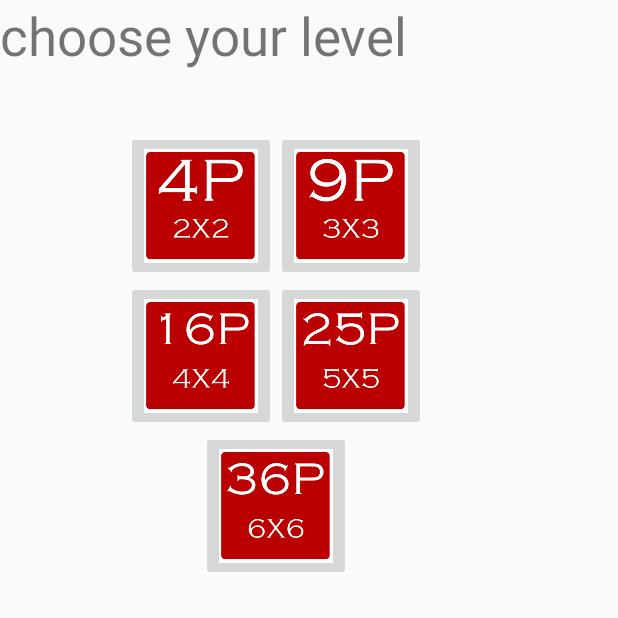
After one commit to noukaza/puzzle-taquin, an Android app: the Level screen opened directly, with no data from a screen before it, on a phone screen of 412 x 824 dp, the top half of it. The commit adds this screen. Run offline under Robolectric (Android 15) with nearby library versions, the phone set to English and light mode, and no system bars.

Commit message:
add level

```diff
--- a/app/src/main/java/upec/projetandroid2017_2018/MainActivity.java
+++ b/app/src/main/java/upec/projetandroid2017_2018/MainActivity.java
@@ -27,7 +27,7 @@ public class MainActivity extends AppCompatActivity {
 
     public void letsGo(View view) {
         VibrationAndClicSound();
-        intent = new Intent(MainActivity.this,GameActivity.class);
+        intent = new Intent(MainActivity.this,Level.class);
         startActivity(intent);
     }
 
--- /dev/null
+++ b/app/src/main/res/layout/activity_level.xml
@@ -0,0 +1,94 @@
+<?xml version="1.0" encoding="utf-8"?>
+<android.support.constraint.ConstraintLayout xmlns:android="http://schemas.android.com/apk/res/android"
+    xmlns:app="http://schemas.android.com/apk/res-auto"
+    xmlns:tools="http://schemas.android.com/tools"
+    android:layout_width="match_parent"
+    android:layout_height="match_parent"
+    tools:context="upec.projetandroid2017_2018.Level">
+
+
+    <LinearLayout
+        android:layout_width="368dp"
+        android:layout_height="wrap_content"
+        android:gravity="center"
+        android:orientation="vertical"
+        tools:ignore="MissingConstraints"
+        tools:layout_editor_absoluteX="8dp"
+        tools:layout_editor_absoluteY="8dp">
+
+        <TextView
+            android:id="@+id/txtLevel"
+            android:layout_width="match_parent"
+            android:layout_height="wrap_content"
+            android:text="choose your level "
+            android:textSize="35dp" />
+
+        <LinearLayout
+            android:layout_width="wrap_content"
+            android:layout_height="wrap_content"
+            android:layout_marginTop="40dp"
+            android:orientation="horizontal">
+
+            <ImageButton
+                android:id="@+id/level1"
+                android:layout_width="100dp"
+                android:layout_height="100dp"
+                android:layout_weight="1"
+                android:onClick="selectLevel"
+
+                android:scaleType="centerInside"
+                app:srcCompat="@drawable/level1" />
+
+            <ImageButton
+                android:id="@+id/level2"
+                android:layout_width="100dp"
+                android:layout_height="100dp"
+                android:layout_weight="1"
+
+                android:onClick="selectLevel"
+                android:scaleType="centerInside"
+                app:srcCompat="@drawable/level2" />
+
+
+        </LinearLayout>
+
+        <LinearLayout
+            android:layout_width="wrap_content"
+            android:layout_height="wrap_content"
+            android:orientation="horizontal">
+
+            <ImageButton
+                android:id="@+id/level3"
+                android:layout_width="100dp"
+                android:layout_height="100dp"
+                android:layout_weight="1"
+                android:onClick="selectLevel"
+                android:scaleType="centerInside"
+                app:srcCompat="@drawable/level3" />
+
+            <ImageButton
+                android:id="@+id/level4"
+                android:layout_width="100dp"
+                android:layout_height="100dp"
+                android:layout_weight="1"
+                android:onClick="selectLevel"
+                android:scaleType="centerInside"
+                app:srcCompat="@drawable/level4" />
+        </LinearLayout>
+
+        <LinearLayout
+            android:layout_width="wrap_content"
+            android:layout_height="wrap_content"
+            android:orientation="horizontal">
+
+            <ImageButton
+                android:id="@+id/level5"
+                android:layout_width="100dp"
+                android:layout_height="100dp"
+                android:layout_weight="1"
+                android:onClick="selectLevel"
+                android:scaleType="centerInside"
+                app:srcCompat="@drawable/level5" />
+        </LinearLayout>
+    </LinearLayout>
+</android.support.constraint.ConstraintLayout>
```
Also changed, not shown: app/src/main/AndroidManifest.xml (+7 -4 lines), app/src/main/java/upec/projetandroid2017_2018/Game.java (+12 -2 lines), app/src/main/java/upec/projetandroid2017_2018/GameActivity.java (+22 -18 lines), app/src/main/java/upec/projetandroid2017_2018/Level.java (added, +42 -0 lines), app/src/main/res/drawable/level1.jpg (added), app/src/main/res/drawable/level2.jpg (added), app/src/main/res/drawable/level3.jpg (added), app/src/main/res/drawable/level4.jpg (added), app/src/main/res/drawable/level5.jpg (added).
